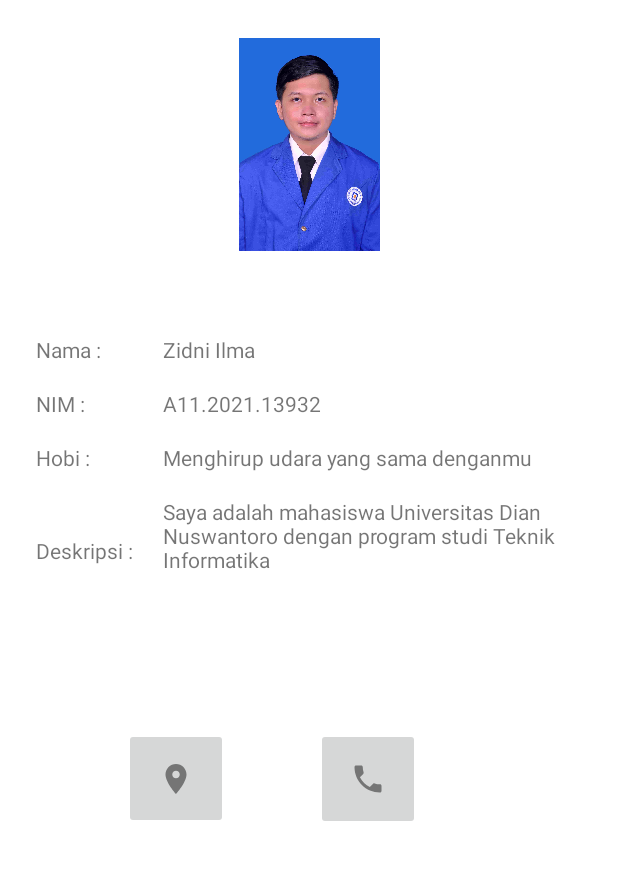
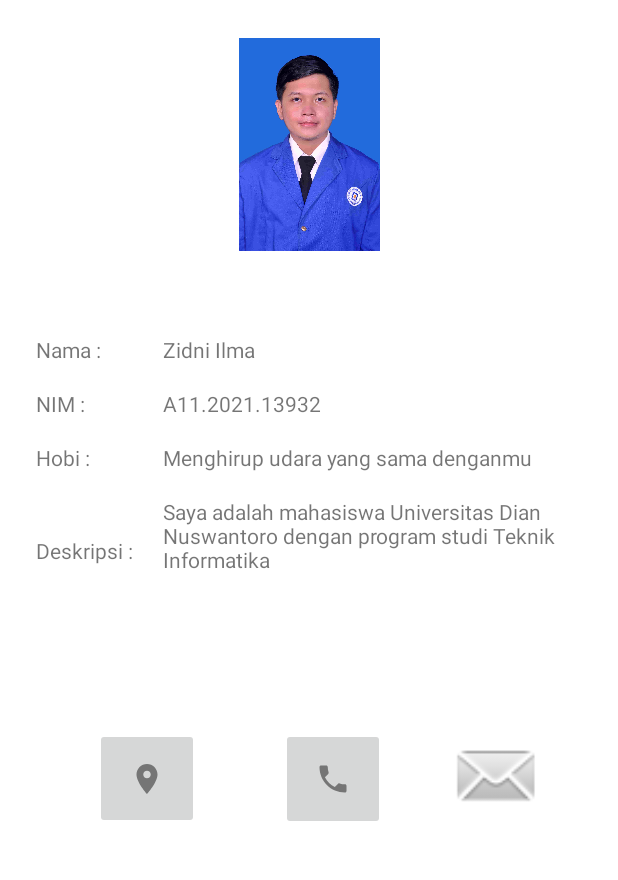
Before and after one commit to Ziddma/PPBn, an Android app: the screen it shows after launch (MainActivity), after a tap on an icon or button, on a phone screen of 412 x 824 dp, the part 151-1031 px from its top. Run offline under Robolectric (Android 15) with nearby library versions, the phone set to English and light mode, and no system bars.

Commit message:
add maps, email

```diff
--- a/BioDataKu/app/src/main/java/com/example/biodataku/MainActivity.java
+++ b/BioDataKu/app/src/main/java/com/example/biodataku/MainActivity.java
@@ -32,8 +32,25 @@ public class MainActivity extends AppCompatActivity {
         });
     }
     public void lokasi1(View view){
-        Intent browserIntent=new Intent(Intent.ACTION_VIEW, Uri.parse("https://goo.gl/maps/c22Xy5na3Juapuky7"));
-        startActivity(browserIntent);
+        Uri gmmIntentUri = Uri.parse("geo:-7.055437457799108, 110.43355633861675?q=Isacom olahdata");
+        Intent mapIntent = new Intent(Intent.ACTION_VIEW, gmmIntentUri);
+        mapIntent.setPackage("com.google.android.apps.maps");
+        startActivity(mapIntent);
+    }
+
+    public void email1(View view) {
+        Intent intent = new Intent(Intent.ACTION_SEND);
+        intent.setType("text/plain");
+        intent.putExtra(Intent.EXTRA_EMAIL, new String[]{"ziddma@gmail.com"});
+        intent.putExtra(Intent.EXTRA_CC, new String[]{"111202113932@mhs.ac.id"});
+        intent.putExtra(Intent.EXTRA_SUBJECT, "Test email aplikasi android");
+        intent.putExtra(Intent.EXTRA_TEXT, "Hai, ini adalah percobaan mengirim email dari aplikasi android");
+
+        try {
+            startActivity(Intent.createChooser(intent, "Ingin Mengirim Email ?"));
+        } catch (android.content.ActivityNotFoundException ex) {
+            //do something else
+        }
     }
 
 
@@ -47,5 +64,4 @@ public class MainActivity extends AppCompatActivity {
 
 
 
-
 }
--- a/BioDataKu/app/src/main/res/layout/activity_main.xml
+++ b/BioDataKu/app/src/main/res/layout/activity_main.xml
@@ -127,10 +127,11 @@
         android:id="@+id/btn_map"
         android:layout_width="69dp"
         android:layout_height="67dp"
+        android:layout_marginStart="60dp"
         android:onClick="lokasi1"
         app:layout_constraintBottom_toBottomOf="parent"
-        app:layout_constraintEnd_toEndOf="parent"
-        app:layout_constraintHorizontal_bias="0.242"
+        app:layout_constraintEnd_toStartOf="@+id/btn_telefon"
+        app:layout_constraintHorizontal_bias="0.052"
         app:layout_constraintStart_toStartOf="parent"
         app:layout_constraintTop_toTopOf="parent"
         app:layout_constraintVertical_bias="0.756"
@@ -140,12 +141,26 @@
         android:id="@+id/btn_telefon"
         android:layout_width="69dp"
         android:layout_height="68dp"
+        android:layout_marginEnd="36dp"
         app:layout_constraintBottom_toBottomOf="parent"
-        app:layout_constraintEnd_toEndOf="parent"
-        app:layout_constraintHorizontal_bias="0.614"
+        app:layout_constraintEnd_toStartOf="@+id/btn_email"
+        app:layout_constraintHorizontal_bias="1.0"
         app:layout_constraintStart_toStartOf="parent"
         app:layout_constraintTop_toTopOf="parent"
         app:layout_constraintVertical_bias="0.757"
         app:srcCompat="@drawable/telefon" />
 
+    <ImageView
+        android:id="@+id/btn_email"
+        android:layout_width="77dp"
+        android:layout_height="68dp"
+        android:onClick="email1"
+        app:layout_constraintBottom_toBottomOf="parent"
+        app:layout_constraintEnd_toEndOf="parent"
+        app:layout_constraintHorizontal_bias="0.874"
+        app:layout_constraintStart_toStartOf="parent"
+        app:layout_constraintTop_toTopOf="parent"
+        app:layout_constraintVertical_bias="0.755"
+        app:srcCompat="@android:drawable/sym_action_email" />
+
 </androidx.constraintlayout.widget.ConstraintLayout>
```
